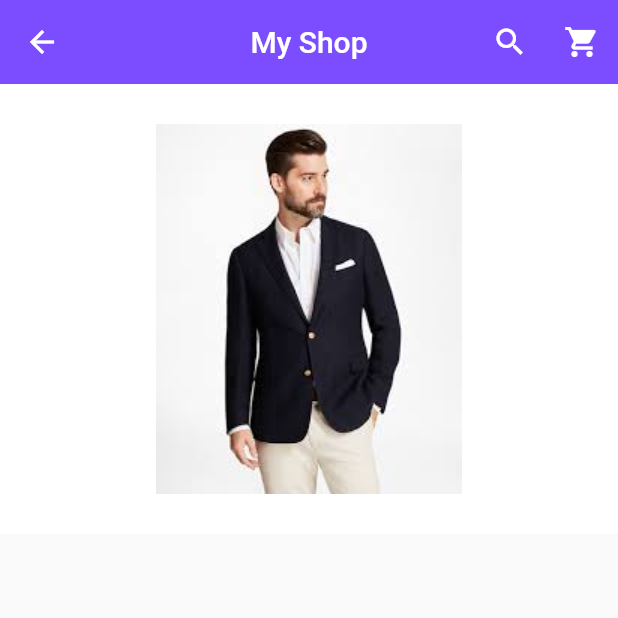
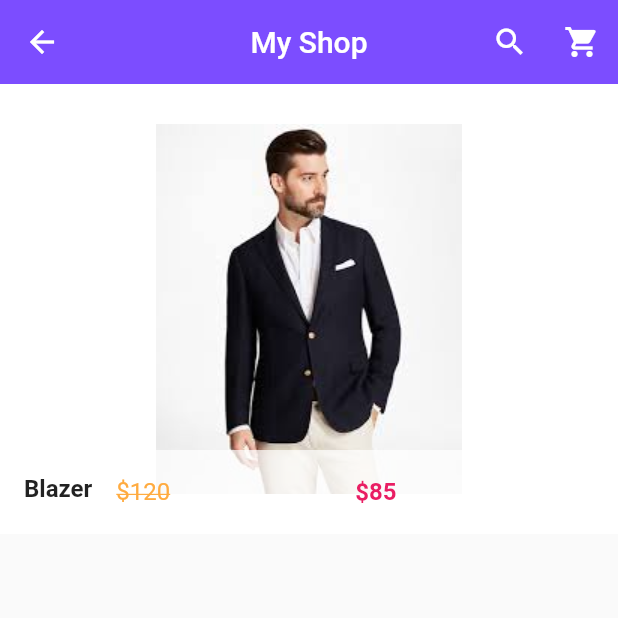
Before and after one commit to Darshana97/E-Commerce_Flutter_App, a Flutter app: the screen it shows after launch, after a tap on "Blazer", on a phone screen of 412 x 824 dp, the top half of it. Run offline on Flutter 3.47's test engine with Material 2 defaults, Android fonts, the phone set to English and light mode, and no system bars; our stand-ins replace carousel_pro.

Commit message:
design products

```diff
--- a/lib/pages/product_details.dart
+++ b/lib/pages/product_details.dart
@@ -45,11 +45,25 @@ class _ProductDetailsState extends State<ProductDetails> {
           Container(
             height: 300.0,
             child: GridTile(
-                child: Container(
-              color: Colors.white,
-              child: Image.asset(widget.product_detail_picture),
-            )),
-          )
+              child: Container(
+                color: Colors.white,
+                child: Image.asset(widget.product_detail_picture),
+              ),
+              footer: Container(
+                color: Colors.white70,
+                child: ListTile(
+                  leading: Text(widget.product_detail_name,style: TextStyle(fontWeight: FontWeight.bold,fontSize: 16.0),),
+                  title: Row(
+                    children: <Widget>[
+                      Expanded(child: Text("\$${widget.product_detail_old_price}",style: TextStyle(color: Colors.orangeAccent,decoration: TextDecoration.lineThrough),)),
+                      Expanded(child: Text("\$${widget.product_detail_new_price}",style: TextStyle(fontWeight: FontWeight.bold,color: Colors.pink),))
+
+                    ],
+                  ),
+                ),
+              ),
+            ),
+          ),
         ],
       ),
     );
```
